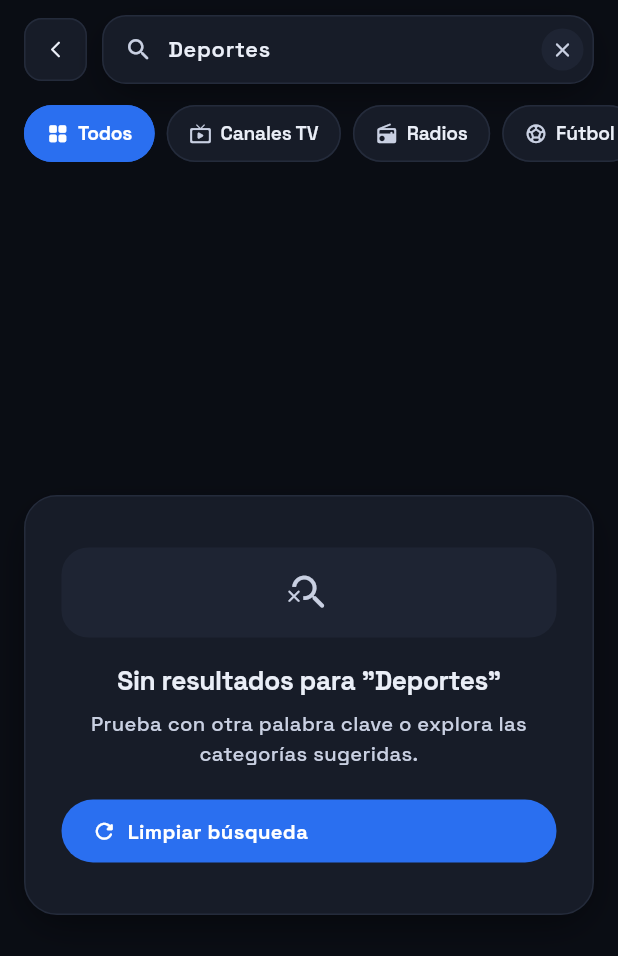
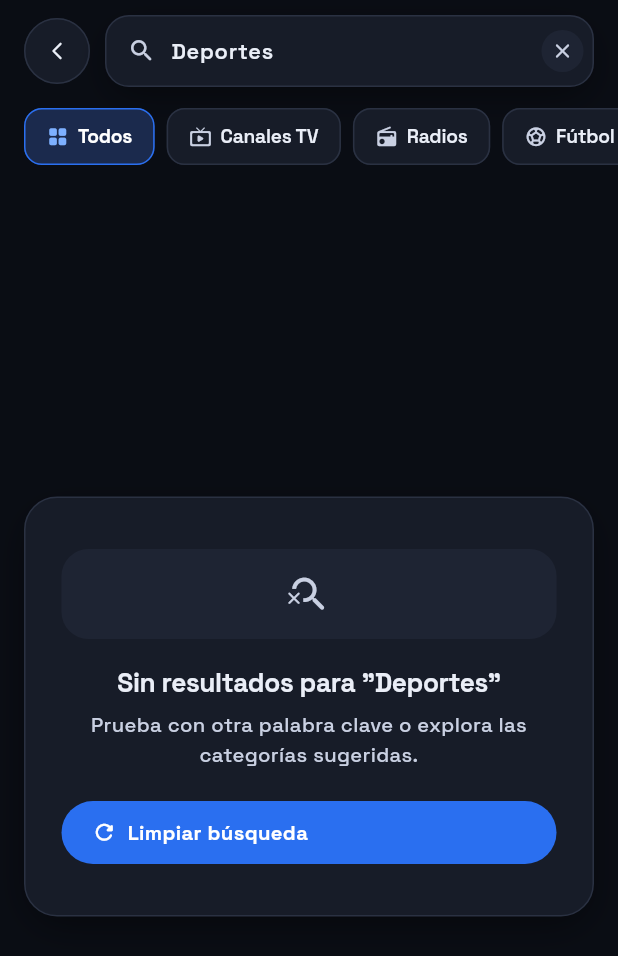
Before and after one commit to benjaa-a11/pivote_studio-apppp, a Flutter app: the SearchScreen screen opened directly, after a tap on "Deportes", on a phone screen of 412 x 824 dp. Shown: the top 956 px of the screen. Run offline on Flutter 3.47's test engine with Material 3 defaults, Android fonts, the phone set to English and light mode, and no system bars; our stand-ins replace audio_service, cached_network_image, cloud_firestore, connectivity_plus, firebase_core, firebase_messaging and 13 more; accounts and stored records are empty; network calls fail.

Commit message:
feat: add screens, widgets, and design system for app features

```diff
--- a/lib/features/home/presentation/screens/search_screen.dart
+++ b/lib/features/home/presentation/screens/search_screen.dart
@@ -391,25 +391,25 @@ class _SearchScreenState extends State<SearchScreen> {
         children: [
           Material(
             color: palette.card,
-            borderRadius: BorderRadius.circular(AppRadius.sm),
+            borderRadius: BorderRadius.circular(AppRadius.pill),
             child: InkWell(
               onTap: () {
                 HapticFeedback.lightImpact();
                 context.read<ChannelProvider>().searchChannels('');
                 Navigator.pop(context);
               },
-              borderRadius: BorderRadius.circular(AppRadius.sm),
+              borderRadius: BorderRadius.circular(AppRadius.pill),
               child: Container(
-                width: 42,
-                height: 42,
+                width: 44,
+                height: 44,
                 decoration: BoxDecoration(
-                  borderRadius: BorderRadius.circular(AppRadius.sm),
+                  borderRadius: BorderRadius.circular(AppRadius.pill),
                   border: Border.all(color: palette.border, width: 1),
                 ),
                 alignment: Alignment.center,
                 child: ProfileSvgIcons.svg(
                   ProfileSvgIcons.chevronLeft,
-                  size: 18,
+                  size: 19,
                   color: palette.text,
                 ),
               ),
@@ -419,13 +419,13 @@ class _SearchScreenState extends State<SearchScreen> {
           Expanded(
             child: AnimatedContainer(
               duration: const Duration(milliseconds: 180),
-              height: 46,
+              height: 48,
               decoration: BoxDecoration(
                 color: palette.card,
                 borderRadius: BorderRadius.circular(AppRadius.md),
                 border: Border.all(
                   color: hasFocus ? palette.accent : palette.border,
-                  width: hasFocus ? 1.4 : 1,
+                  width: hasFocus ? 1.5 : 1,
                 ),
                 boxShadow: palette.cardShadow,
               ),
@@ -563,14 +563,14 @@ class _SearchScreenState extends State<SearchScreen> {
               return Container(
                 decoration: BoxDecoration(
                   color: palette.card,
-                  borderRadius: BorderRadius.circular(AppRadius.pill),
+                  borderRadius: BorderRadius.circular(AppRadius.sm),
                   border: Border.all(color: palette.border, width: 1),
                 ),
                 child: Material(
                   color: Colors.transparent,
                   child: InkWell(
                     onTap: () => _executeSearch(item),
-                    borderRadius: BorderRadius.circular(AppRadius.pill),
+                    borderRadius: BorderRadius.circular(AppRadius.sm),
                     child: Padding(
                       padding: const EdgeInsets.fromLTRB(12, 7, 8, 7),
                       child: Row(
--- a/lib/features/home/presentation/widgets/search_filter_chips.dart
+++ b/lib/features/home/presentation/widgets/search_filter_chips.dart
@@ -67,29 +67,32 @@ class SearchFilterChips extends StatelessWidget {
           final item = tabs[index];
           final isSelected = selectedTab == item.tab;
 
-          final Color bgColor =
-              isSelected ? palette.primaryBtnBg : palette.card;
-          final Color fgColor =
-              isSelected ? palette.primaryBtnText : palette.text;
-          final Color borderColor =
-              isSelected ? palette.primaryBtnBg : palette.border;
+          final Color bgColor = isSelected
+              ? (palette.isDark ? AppColors.accentBg : palette.primaryBtnBg)
+              : palette.card;
+          final Color fgColor = isSelected
+              ? (palette.isDark ? Colors.white : palette.primaryBtnText)
+              : palette.text;
+          final Color borderColor = isSelected
+              ? (palette.isDark ? palette.accent : palette.primaryBtnBg)
+              : palette.border;
 
           return Material(
             color: bgColor,
-            borderRadius: BorderRadius.circular(AppRadius.pill),
+            borderRadius: BorderRadius.circular(AppRadius.sm),
             child: InkWell(
               onTap: () {
                 HapticFeedback.selectionClick();
                 onTabSelected(item.tab);
               },
-              borderRadius: BorderRadius.circular(AppRadius.pill),
+              borderRadius: BorderRadius.circular(AppRadius.sm),
               splashColor: Colors.transparent,
               highlightColor: palette.cardPressed.withValues(alpha: 0.5),
               child: Container(
                 padding:
-                    const EdgeInsets.symmetric(horizontal: 14, vertical: 7),
+                    const EdgeInsets.symmetric(horizontal: 14, vertical: 7.5),
                 decoration: BoxDecoration(
-                  borderRadius: BorderRadius.circular(AppRadius.pill),
+                  borderRadius: BorderRadius.circular(AppRadius.sm),
                   border: Border.all(
                     color: borderColor,
                     width: 1,
@@ -101,7 +104,9 @@ class SearchFilterChips extends StatelessWidget {
                     Icon(
                       item.icon,
                       size: 15,
-                      color: isSelected ? fgColor : palette.muted,
+                      color: isSelected
+                          ? (palette.isDark ? AppColors.accentTint : fgColor)
+                          : palette.muted,
                     ),
                     const SizedBox(width: 6),
                     Text(
@@ -123,16 +128,20 @@ class SearchFilterChips extends StatelessWidget {
                         ),
                         decoration: BoxDecoration(
                           color: isSelected
-                              ? fgColor.withValues(alpha: 0.16)
+                              ? (palette.isDark
+                                  ? AppColors.accent.withValues(alpha: 0.3)
+                                  : fgColor.withValues(alpha: 0.16))
                               : palette.iconBox,
-                          borderRadius: BorderRadius.circular(AppRadius.pill),
+                          borderRadius: BorderRadius.circular(6),
                         ),
                         child: Text(
                           '${item.count}',
                           style: AppFont.primary(
                             fontSize: 11,
                             fontWeight: FontWeight.w700,
-                            color: isSelected ? fgColor : palette.muted,
+                            color: isSelected
+                                ? (palette.isDark ? AppColors.accentTint : fgColor)
+                                : palette.muted,
                           ),
                         ),
                       ),
--- a/lib/features/profile/presentation/screens/edit_profile_screen.dart
+++ b/lib/features/profile/presentation/screens/edit_profile_screen.dart
@@ -437,9 +437,9 @@ class _EditableProfileFieldState extends State<_EditableProfileField> {
             AnimatedDefaultTextStyle(
               duration: const Duration(milliseconds: 150),
               style: AppFont.primary(
-                fontSize: 13,
-                fontWeight: FontWeight.w400,
-                color: _focused ? palette.text : palette.muted,
+                fontSize: 12.5,
+                fontWeight: FontWeight.w700,
+                color: _focused ? palette.accent : palette.muted,
               ),
               child: Text(widget.label),
             ),
```
Also changed, not shown: lib/features/home/presentation/screens/notifications_screen.dart (+17 -14 lines), lib/features/home/presentation/widgets/search_radio_tile.dart (+7 -3 lines), lib/features/profile/presentation/screens/profile_screen.dart (+6 -6 lines), lib/features/profile/presentation/widgets/profile_design_system.dart (+33 -15 lines), lib/features/radio/presentation/screens/radio_player_screen.dart (+14 -9 lines), lib/features/radio/presentation/screens/radios_screen.dart (+46 -29 lines), lib/features/soccer/presentation/screens/futbol_screen.dart (+36 -29 lines), lib/features/soccer/presentation/widgets/soccer_match_card.dart (+23 -13 lines), lib/shared/widgets/common/pivote_app_bar.dart (+8 -8 lines).
